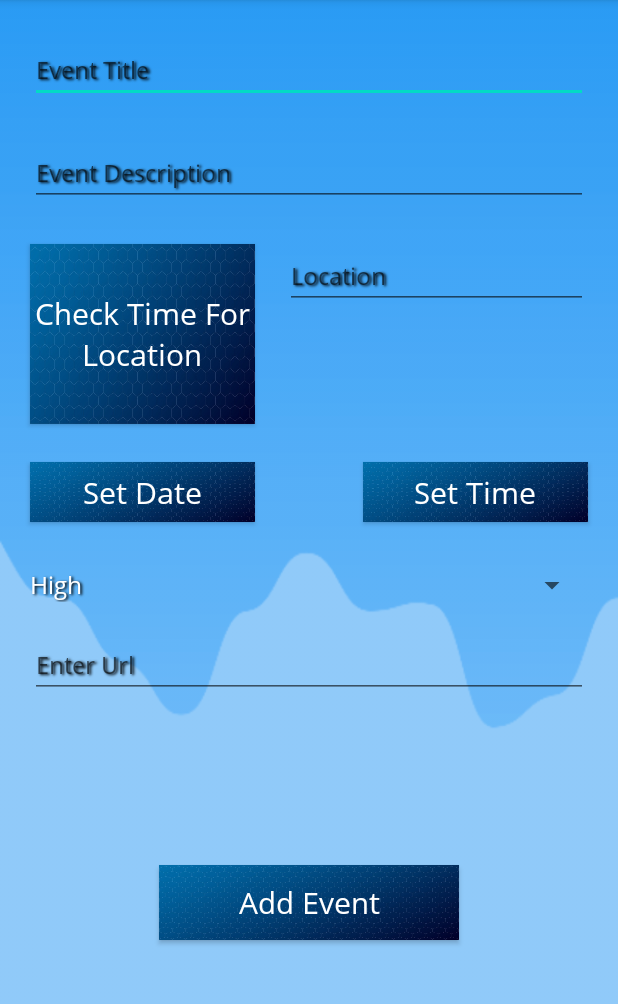
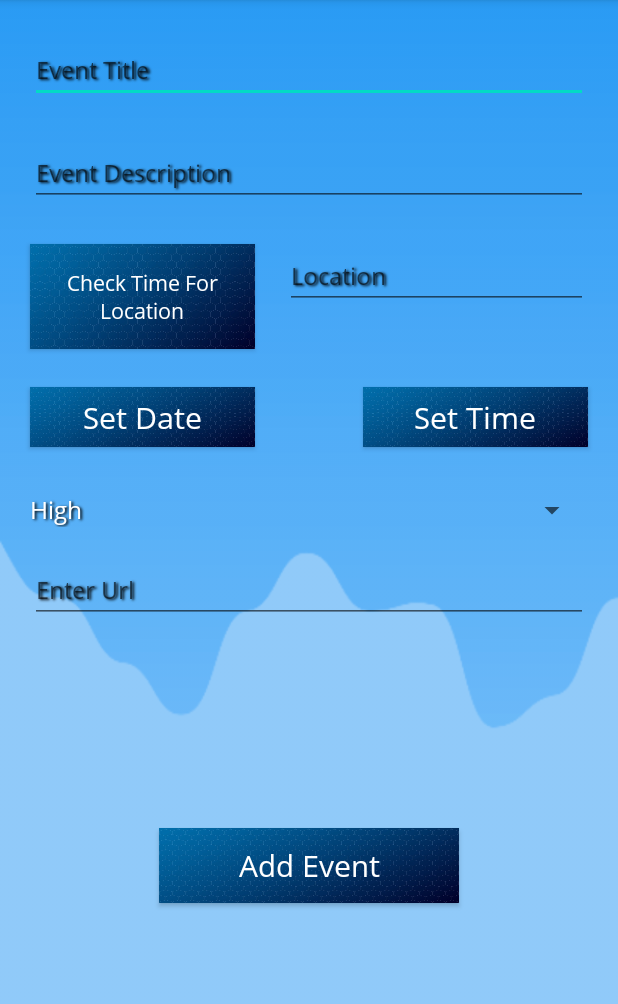
Before and after one commit to borisstojanovic/RMA-Event-Organizer, an Android app: the AddEventFragment screen opened directly, with no data from a screen before it, on a phone screen of 412 x 824 dp, the part 84-1088 px from its top. Run offline under Robolectric (Android 15) with nearby library versions, the light colour scheme and no system bars; our stand-ins replace Room's generated code, Timber; 9 statements that could not run were skipped.

Commit message:
Final commit

```diff
--- a/app/src/main/res/layout/fragment_add_event.xml
+++ b/app/src/main/res/layout/fragment_add_event.xml
@@ -87,7 +87,8 @@
         android:id="@+id/btnLocation"
         style="@style/ButtonStyle"
         android:layout_width="150dp"
-        android:layout_height="120dp"
+        android:layout_height="70dp"
+        android:textSize="14sp"
         android:layout_marginStart="20dp"
         android:text="@string/check_time_for_location"
         app:layout_constraintStart_toStartOf="parent"
```
